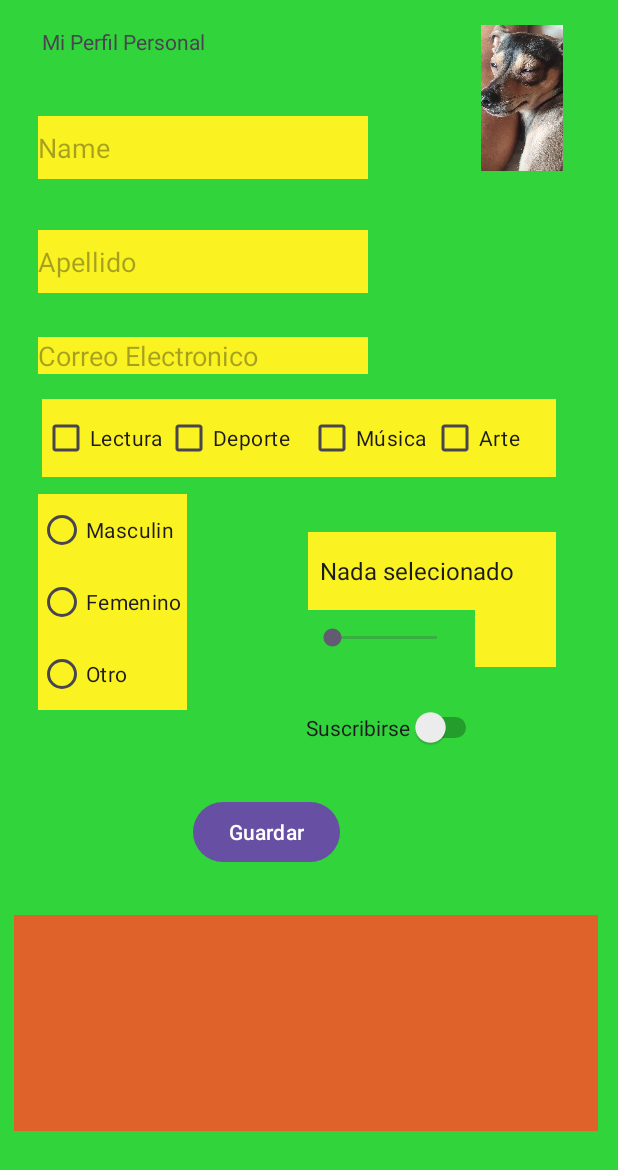
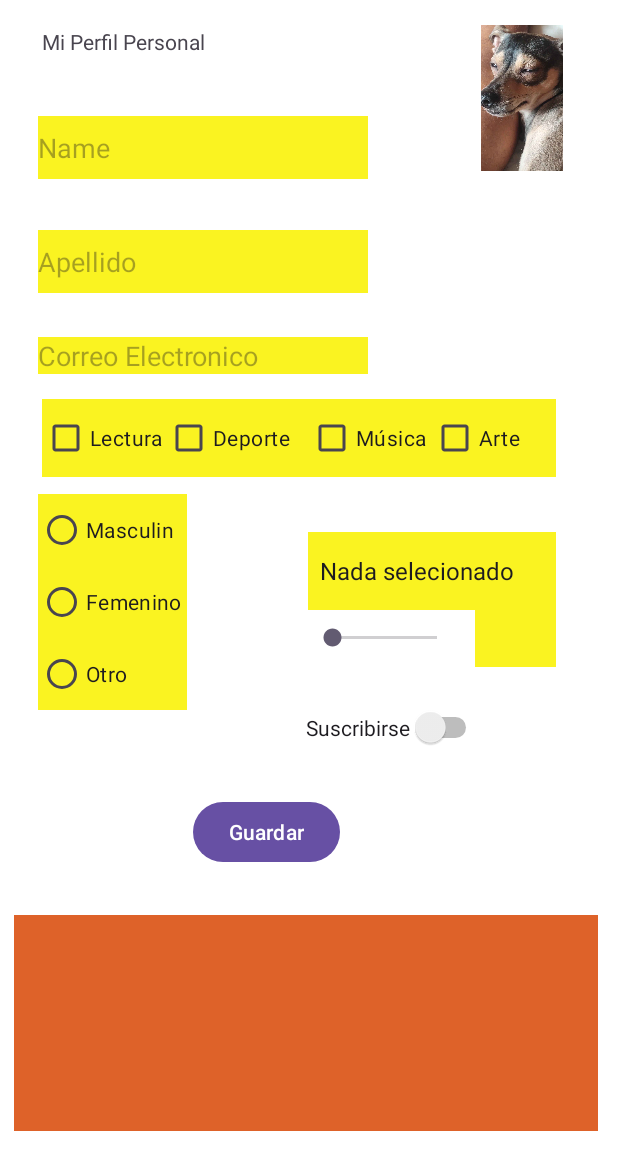
Before and after one commit to sebasRuss/Pr_003_PMDM, an Android app: the screen it shows after launch (MainActivity), on a phone screen of 412 x 824 dp. Shown: the top 1170 px of the screen. Run offline under Robolectric (Android 15) with nearby library versions, the phone set to English and light mode, and no system bars.

Commit message:
Toqueteado un poco el color, ahora fondo blanco

```diff
--- a/app/src/main/res/layout/activity_main.xml
+++ b/app/src/main/res/layout/activity_main.xml
@@ -7,13 +7,14 @@
     android:layout_width="match_parent"
     android:layout_height="match_parent"
     android:fillViewport="true"
-    android:background="@color/azulClaro">
+    android:background="@color/white"
+    tools:context=".MainActivity">
 
     <androidx.constraintlayout.widget.ConstraintLayout
         android:id="@+id/main"
         android:layout_width="match_parent"
         android:layout_height="wrap_content"
-        tools:context=".MainActivity"
+
         >
 
 
@@ -198,13 +199,14 @@
             app:layout_constraintStart_toStartOf="@+id/spinnerPaises"
             app:layout_constraintTop_toBottomOf="@+id/spinnerPaises"
             app:layout_constraintVertical_bias="0.0"
+            android:text="Nivel satisfaccion"
             />
 
         <TextView
             android:id="@+id/textViewValorSatisfaccion"
             android:layout_width="54dp"
             android:layout_height="38dp"
-            android:text=""
+
             app:layout_constraintBottom_toBottomOf="parent"
             app:layout_constraintEnd_toEndOf="@+id/spinnerPaises"
             app:layout_constraintHorizontal_bias="1.0"
```
